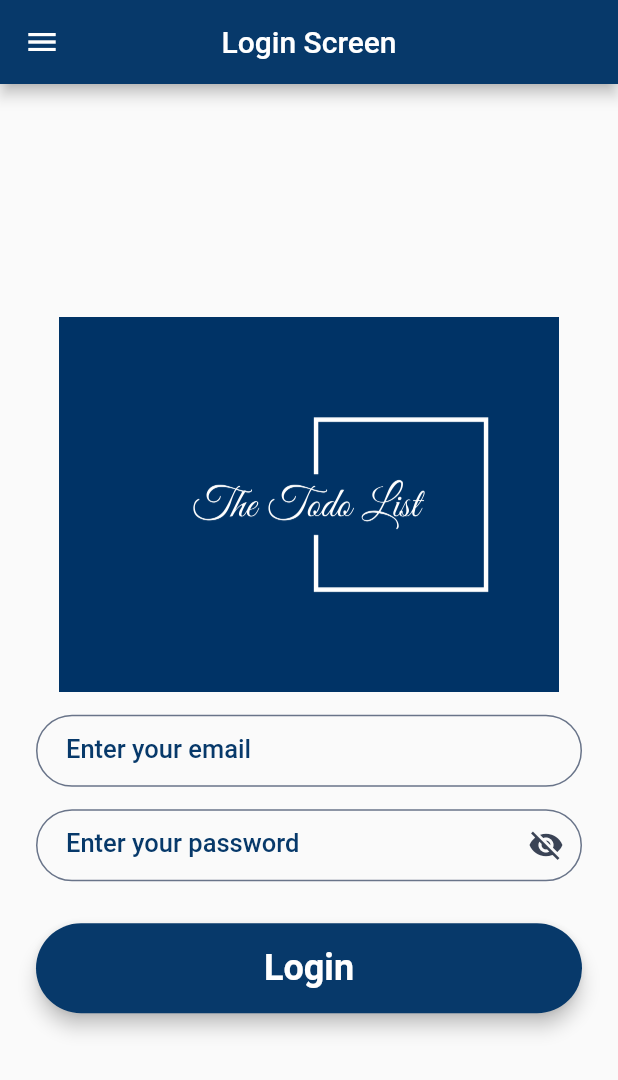
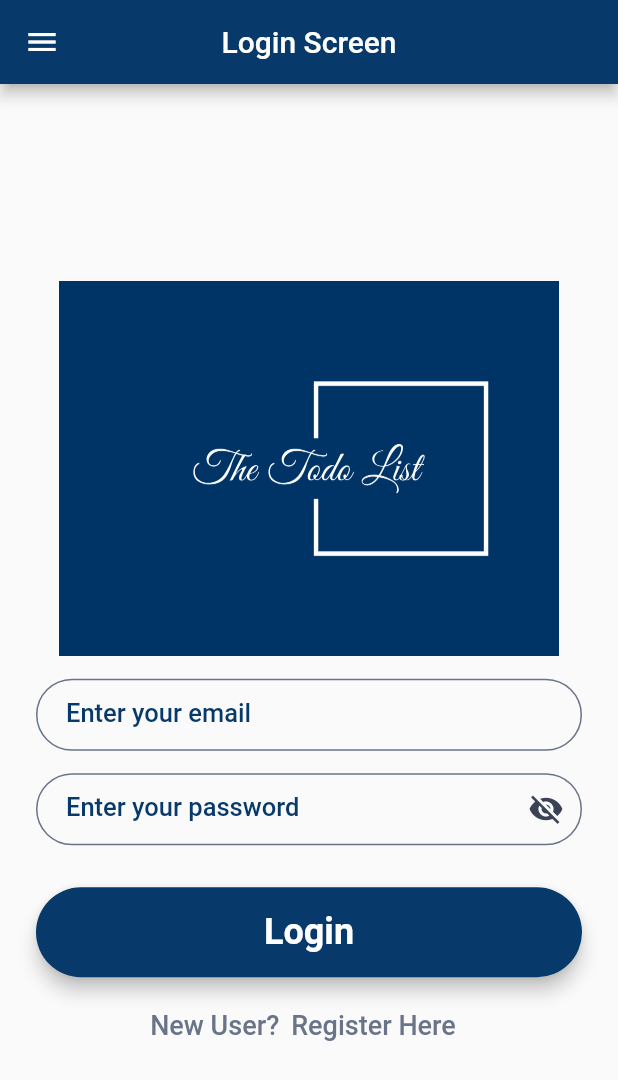
Before and after one commit to aunshpatel/flutter-todo_list, a Flutter app: the LoginPage screen opened by its route, on a phone screen of 412 x 824 dp. Shown: the top 1080 px of the screen. Run offline on Flutter 3.47's test engine with Material 3 defaults, Android fonts, the phone set to English and light mode, and no system bars; our stand-ins replace flutter_bloc, shared_preferences; accounts and stored records are empty.

```diff
--- a/lib/screens/login_page.dart
+++ b/lib/screens/login_page.dart
@@ -3,6 +3,7 @@ import 'package:flutter_bloc/flutter_bloc.dart';
 import 'package:todo_list/screens/widgets/consts.dart';
 import 'package:todo_list/screens/widgets/rounded_buttons.dart';
 import 'package:todo_list/screens/widgets/side_drawer.dart';
+import 'package:url_launcher/url_launcher.dart';
 import '../blocs/login/login_bloc.dart';
 import '../blocs/login/login_event.dart';
 import '../blocs/login/login_state.dart';
@@ -141,6 +142,19 @@ class _LoginPageState extends State<LoginPage> {
                 },
               ),
             ),
+
+            Row(
+              mainAxisAlignment: MainAxisAlignment.center,
+              children: [
+                const Text("New User?", style: kLightSize18RegularTextStyle),
+                TextButton(
+                  child: const Text('Register Here', style: kBlueSize18RegularTextStyle,),
+                  onPressed: () {
+                    Navigator.pushNamed(context, '/registration_page');
+                  },
+                ),
+              ],
+            ),
           ],
         ),
       ),
```
